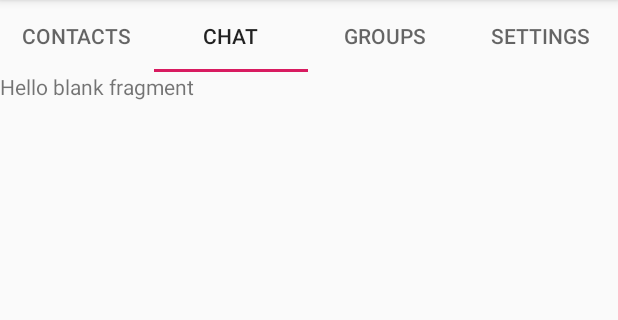
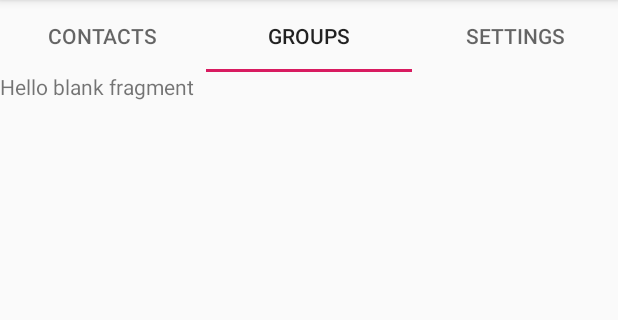
Before and after one commit to DerrickDK/LetsJitter, an Android app: the screen it shows after launch once a user with an empty profile is signed in (MainActivity), tab 2 chosen, on a phone screen of 412 x 824 dp, the part 84-404 px from its top. Run offline under Robolectric (Android 15) with nearby library versions, the phone set to English and light mode, and no system bars; our stand-ins replace Firebase (no records; nobody signed in at launch, a user with empty details on screens opened directly).

Commit message:
removed chat fragment

```diff
--- a/app/src/main/java/edu/uga/cs/letsjitter/ChatFragment.java
+++ /dev/null
@@ -1,34 +0,0 @@
-package edu.uga.cs.letsjitter;
-
-import android.content.Context;
-import android.net.Uri;
-import android.os.Bundle;
-
-import androidx.fragment.app.Fragment;
-
-import android.view.LayoutInflater;
-import android.view.View;
-import android.view.ViewGroup;
-
-public class ChatFragment extends Fragment {
-    private View view;
-
-    public ChatFragment() {
-        // Required empty public constructor
-    }
-
-    @Override
-    public void onCreate(Bundle savedInstanceState) {
-        super.onCreate(savedInstanceState);
-
-    }
-
-    @Override
-    public View onCreateView(LayoutInflater inflater, ViewGroup container,
-                             Bundle savedInstanceState) {
-        // Inflate the layout for this fragment
-        view = inflater.inflate(R.layout.fragment_chat, container, false);
-        return view;
-    }
-
-}
--- a/app/src/main/java/edu/uga/cs/letsjitter/TabAdapter.java
+++ b/app/src/main/java/edu/uga/cs/letsjitter/TabAdapter.java
@@ -16,12 +16,9 @@ public class TabAdapter extends FragmentPagerAdapter {
                 ContactsFragment contactsFragment = new ContactsFragment();
                 return contactsFragment;
             case 1:
-                ChatFragment chatFragment = new ChatFragment();
-                return chatFragment;
-            case 2:
                 GroupFragment groupFragment = new GroupFragment();
                 return groupFragment;
-            case 3:
+            case 2:
                 SettingsFragment settingsFragment = new SettingsFragment();
                 return settingsFragment;
             default:
@@ -35,10 +32,8 @@ public class TabAdapter extends FragmentPagerAdapter {
             case 0:
                 return "Contacts";
             case 1:
-                return "Chat";
+                return "Groups";
             case 2:
-                return "Groups";
-            case 3:
                 return "Settings";
             default:
                 return null;
@@ -47,6 +42,6 @@ public class TabAdapter extends FragmentPagerAdapter {
 
     @Override
     public int getCount() {
-        return 4;
+        return 3;
     }
 }
--- a/app/src/main/res/layout/activity_messaging.xml
+++ b/app/src/main/res/layout/activity_messaging.xml
@@ -41,7 +41,7 @@
     <LinearLayout
         android:id="@+id/messageLayout"
         android:layout_width="match_parent"
-        android:layout_height="match_parent"
+        android:layout_height="150dp"
         android:layout_weight="1"
         android:orientation="horizontal">
 
--- a/app/src/main/res/layout/fragment_chat.xml
+++ /dev/null
@@ -1,15 +0,0 @@
-<?xml version="1.0" encoding="utf-8"?>
-<LinearLayout xmlns:android="http://schemas.android.com/apk/res/android"
-    xmlns:tools="http://schemas.android.com/tools"
-    android:layout_width="match_parent"
-    android:layout_height="match_parent"
-    tools:context=".ChatFragment"
-    android:orientation="vertical">
-
-    <!-- TODO: Update blank fragment layout -->
-    <TextView
-        android:layout_width="match_parent"
-        android:layout_height="match_parent"
-        android:text="@string/hello_blank_fragment" />
-
-</LinearLayout>
```
Also changed, not shown: app/src/main/java/edu/uga/cs/letsjitter/Chat.java (+49 -49 lines), app/src/main/java/edu/uga/cs/letsjitter/ChatAdapter.java (+87 -87 lines), app/src/main/java/edu/uga/cs/letsjitter/MessagingActivity.java (+28 -28 lines).
